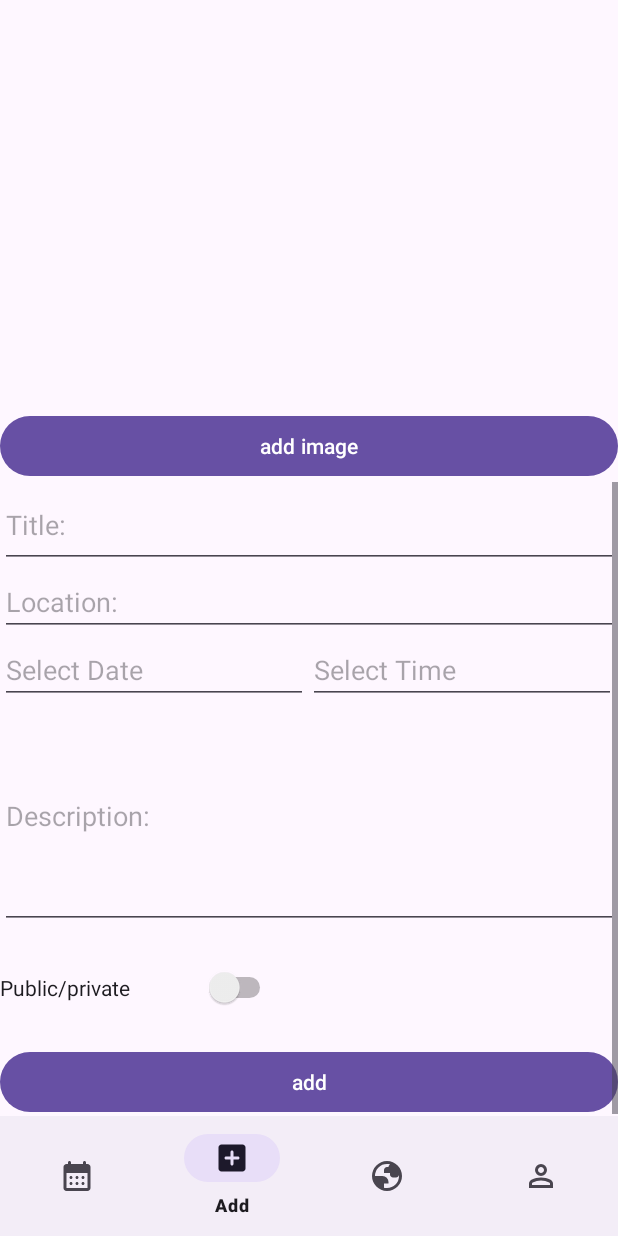
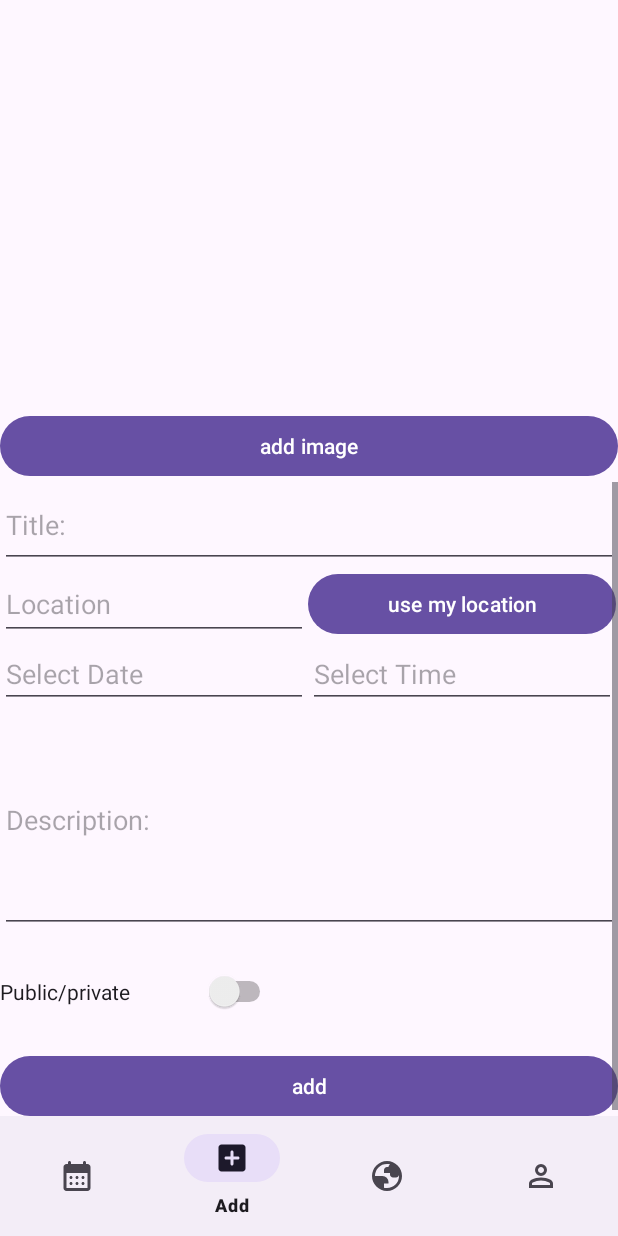
Before and after one commit to ll5zh/hkunite, an Android app: the screen it shows after launch (MainActivity), item 2 of the bottom bar chosen, on a phone screen of 412 x 824 dp. Run offline under Robolectric (Android 15) with nearby library versions, the phone set to English and light mode, and no system bars.

Commit message:
location button, gradle and manifest additions

```diff
--- a/ui/app/build.gradle.kts
+++ b/ui/app/build.gradle.kts
@@ -33,6 +33,7 @@ android {
 
 dependencies {
     implementation("com.google.android.material:material:1.9.0")
+    implementation("com.google.android.gms:play-services-location:21.0.1")//for the location
     implementation(libs.appcompat)
     implementation(libs.material)
     implementation(libs.activity)
--- a/ui/app/src/main/AndroidManifest.xml
+++ b/ui/app/src/main/AndroidManifest.xml
@@ -1,6 +1,9 @@
 <?xml version="1.0" encoding="utf-8"?>
 <manifest xmlns:android="http://schemas.android.com/apk/res/android"
     xmlns:tools="http://schemas.android.com/tools">
+    <uses-permission android:name="android.permission.ACCESS_FINE_LOCATION"/>
+    <uses-permission android:name="android.permission.ACCESS_COARSE_LOCATION"/>
+
 
     <application
         android:allowBackup="true"
--- a/ui/app/src/main/java/com/example/comp3330_hkunite/AddFragment.java
+++ b/ui/app/src/main/java/com/example/comp3330_hkunite/AddFragment.java
@@ -37,9 +37,10 @@ public class AddFragment extends Fragment {
     private EditText descriptionField;
     private Switch switchPrivateField;
     private ImageView CoverPicture;
+    private Button LocButtonField;
 
     private ActivityResultLauncher<Intent> pickImageLauncher;
-
+    private ActivityResultLauncher<String> locationLauncher;
 
 
     @Override
@@ -65,6 +66,7 @@ public class AddFragment extends Fragment {
         descriptionField = view.findViewById(R.id.editTextDescription);
         switchPrivateField = view.findViewById(R.id.switchPrivate);
         CoverPicture = view.findViewById(R.id.picture);
+        LocButtonField = view.findViewById(R.id.LocationButton);
         registerPictureUpload();
 
         //making the datepicker and timepicker pop up:
@@ -104,6 +106,8 @@ public class AddFragment extends Fragment {
 
         return view;
     }
+
+
 
 
     //helper methods:
@@ -157,4 +161,9 @@ public class AddFragment extends Fragment {
                 }
         );
     }
+
+    //for the location:
+    private void registerLocation(){
+
+    }
 }
--- a/ui/app/src/main/res/layout/fragment_add.xml
+++ b/ui/app/src/main/res/layout/fragment_add.xml
@@ -39,12 +39,28 @@
                     android:layout_height="57dp"
                     android:hint="Title: " />
 
-                <EditText
-                    android:id="@+id/editTextLocation"
+
+
+                <LinearLayout
                     android:layout_width="match_parent"
-                    android:layout_height="match_parent"
-                    android:hint="Location: "/>
+                    android:layout_height="wrap_content"
+                    android:orientation="horizontal">
 
+                    <EditText
+                        android:id="@+id/editTextLocation"
+                        android:layout_width="205dp"
+                        android:layout_height="match_parent"
+                        android:hint= "Location"
+                        android:clickable= "true"
+                        android:focusable="false" />
+
+                    <Button
+                        android:id="@+id/LocationButton"
+                        android:layout_width="205dp"
+                        android:layout_height="match_parent"
+                        android:text= "use my location" />
+
+                </LinearLayout>
 
                 <LinearLayout
                     android:layout_width="match_parent"
```
